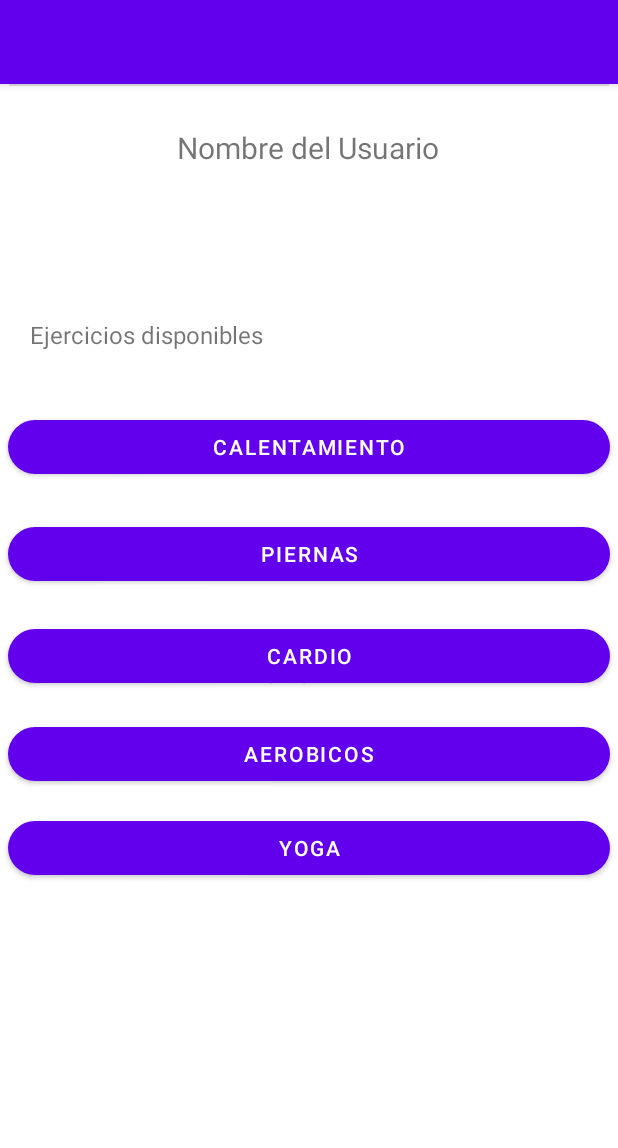
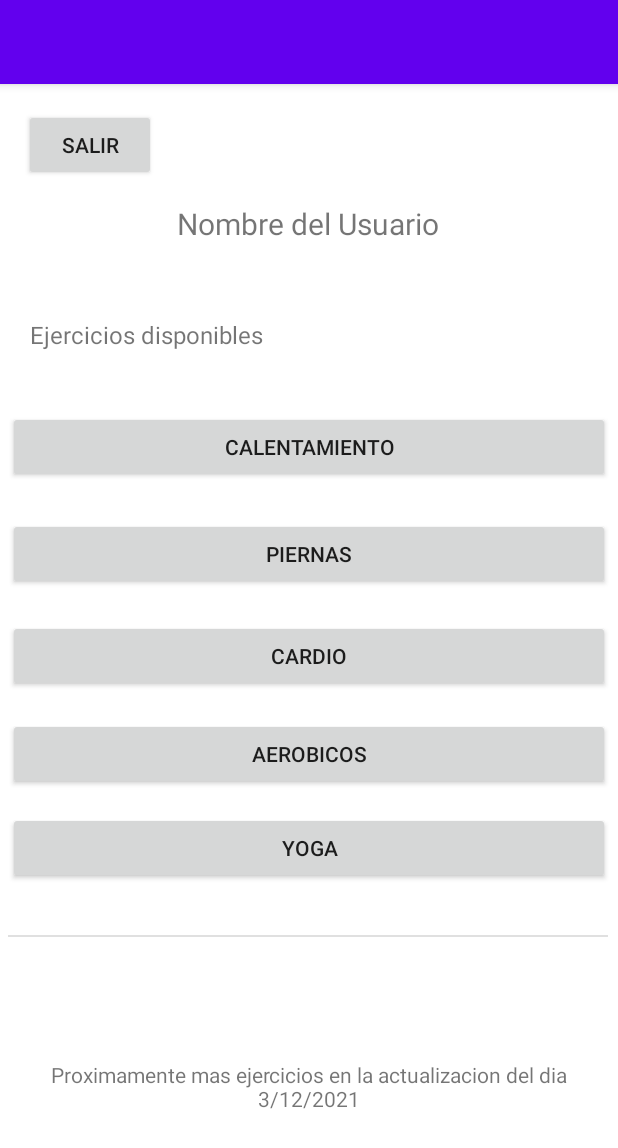
Before and after one commit to MarlieR-321/Proyecto_Moviles, an Android app: the menu_ninos screen opened directly, with no data from a screen before it, on a phone screen of 412 x 824 dp. Shown: the top 1148 px of the screen. Run offline under Robolectric (Android 15) with nearby library versions, the phone set to English and light mode, and no system bars.

Commit message:
Modificacion de la interaccion Gerald

```diff
--- a/app/build.gradle
+++ b/app/build.gradle
@@ -5,6 +5,10 @@
 
 android {
     compileSdk 31
+
+    buildFeatures {
+        viewBinding = true
+    }
 
     defaultConfig {
         applicationId "ni.edu.uca.proyecto_final"
--- a/app/src/main/java/ni/edu/uca/proyecto_final/menu_ninos.kt
+++ b/app/src/main/java/ni/edu/uca/proyecto_final/menu_ninos.kt
@@ -1,11 +1,59 @@
 package ni.edu.uca.proyecto_final
 
+import android.content.Intent
 import androidx.appcompat.app.AppCompatActivity
 import android.os.Bundle
+import ni.edu.uca.proyecto_final.databinding.ActivityMenuNinosBinding
 
 class menu_ninos : AppCompatActivity() {
+    private lateinit var  binding: ActivityMenuNinosBinding
+
     override fun onCreate(savedInstanceState: Bundle?) {
+        binding = ActivityMenuNinosBinding.inflate(layoutInflater)
         super.onCreate(savedInstanceState)
-        setContentView(R.layout.activity_menu_ninos)
+        setContentView(binding.root)
+
+        binding.btnSalir.setOnClickListener{
+            volverLogin()
+        }
+        binding.btnCalentamiento.setOnClickListener{
+            ejerCalentamiento()
+        }
+        binding.btnPiernas.setOnClickListener{
+            ejerPiernas()
+        }
+        binding.btnCardio.setOnClickListener{
+            ejerCardio()
+        }
+        binding.btnAerobicos.setOnClickListener{
+            ejerAerobicos()
+        }
+        binding.btnYoga.setOnClickListener{
+            ejerYoga()
+        }
+    }
+
+    private fun volverLogin() {
+        startActivity(Intent(this,Pantalla_de_Ejercicios::class.java))
+    }
+
+    private fun ejerCalentamiento() {
+        startActivity(Intent(this,Pantalla_de_Ejercicios::class.java))
+    }
+
+    private fun ejerPiernas(){
+        startActivity(Intent(this,Pantalla_de_Ejercicios::class.java))
+    }
+
+    private fun ejerCardio() {
+        startActivity(Intent(this,Pantalla_de_Ejercicios::class.java))
+    }
+
+    private fun ejerAerobicos(){
+        startActivity(Intent(this,Pantalla_de_Ejercicios::class.java))
+    }
+
+    private fun ejerYoga() {
+        startActivity(Intent(this,Pantalla_de_Ejercicios::class.java))
     }
 }
--- a/app/src/main/res/layout/activity_menu_ninos.xml
+++ b/app/src/main/res/layout/activity_menu_ninos.xml
@@ -12,12 +12,12 @@
         android:layout_height="wrap_content"
         android:text="Nombre del Usuario"
         android:textSize="20sp"
-        app:layout_constraintBottom_toTopOf="@+id/btCalentamiento"
+        app:layout_constraintBottom_toTopOf="@+id/btnCalentamiento"
         app:layout_constraintEnd_toEndOf="parent"
         app:layout_constraintHorizontal_bias="0.497"
         app:layout_constraintStart_toStartOf="parent"
         app:layout_constraintTop_toTopOf="parent"
-        app:layout_constraintVertical_bias="0.15" />
+        app:layout_constraintVertical_bias="0.416" />
 
     <TextView
         android:id="@+id/textView2"
@@ -32,7 +32,7 @@
         app:layout_constraintTop_toTopOf="parent" />
 
     <Button
-        android:id="@+id/btCalentamiento"
+        android:id="@+id/btnCalentamiento"
         android:layout_width="match_parent"
         android:layout_height="wrap_content"
         android:text="Calentamiento"
@@ -58,7 +58,7 @@
         app:layout_constraintBottom_toBottomOf="parent"
         app:layout_constraintEnd_toEndOf="parent"
         app:layout_constraintStart_toStartOf="parent"
-        app:layout_constraintTop_toBottomOf="@+id/btCalentamiento"
+        app:layout_constraintTop_toBottomOf="@+id/btnCalentamiento"
         app:layout_constraintVertical_bias="0.04" />
 
     <Button
@@ -112,9 +112,12 @@
         android:layout_height="1dp"
         android:background="?android:attr/listDivider"
         android:foregroundGravity="center_horizontal"
+        app:layout_constraintBottom_toBottomOf="parent"
         app:layout_constraintEnd_toEndOf="parent"
+        app:layout_constraintHorizontal_bias="0.454"
         app:layout_constraintStart_toStartOf="parent"
-        tools:layout_editor_absoluteY="549dp" />
+        app:layout_constraintTop_toBottomOf="@+id/btnYoga"
+        app:layout_constraintVertical_bias="0.146" />
 
     <TextView
         android:id="@+id/textView3"
@@ -127,4 +130,16 @@
         app:layout_constraintStart_toStartOf="parent"
         app:layout_constraintTop_toBottomOf="@+id/divider" />
 
+    <Button
+        android:id="@+id/btnSalir"
+        android:layout_width="wrap_content"
+        android:layout_height="wrap_content"
+        android:text="Salir"
+        app:layout_constraintBottom_toBottomOf="parent"
+        app:layout_constraintEnd_toEndOf="parent"
+        app:layout_constraintHorizontal_bias="0.05"
+        app:layout_constraintStart_toStartOf="parent"
+        app:layout_constraintTop_toTopOf="parent"
+        app:layout_constraintVertical_bias="0.023" />
+
 </androidx.constraintlayout.widget.ConstraintLayout>
```
Also changed, not shown: app/src/main/java/ni/edu/uca/proyecto_final/Login.kt (+26 -1 lines), app/src/main/java/ni/edu/uca/proyecto_final/MainActivity.kt (+6 -1 lines).
